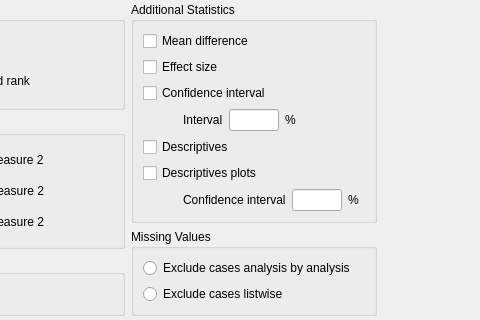
First picture: the form in JASP-Desktop/analysisforms/ttestpairedsamplesform.ui, repository jasp-stats/jasp-desktop, before the edit; both pictures show x 126 to 606 and y 227 to 547 of the 606 by 652 pixel window.
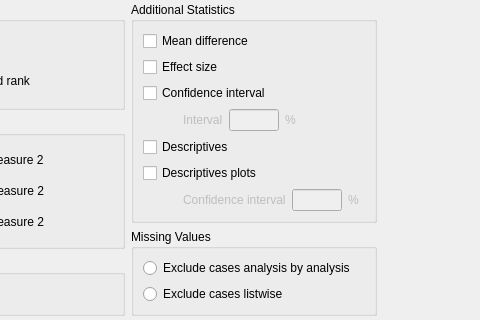
Second picture: the form after the edit. Custom widgets are drawn as their Qt base class.

Patch:
```diff
--- a/JASP-Desktop/analysisforms/ttestpairedsamplesform.ui
+++ b/JASP-Desktop/analysisforms/ttestpairedsamplesform.ui
@@ -247,7 +247,10 @@
           </widget>
          </item>
          <item row="3" column="0">
-          <widget class="QWidget" name="widget_4" native="true">
+          <widget class="QWidget" name="widgetConfidenceIntervalInterval" native="true">
+           <property name="enabled">
+            <bool>false</bool>
+           </property>
            <layout class="QGridLayout" name="gridLayout_8">
             <property name="leftMargin">
              <number>40</number>
@@ -313,7 +316,10 @@
           </widget>
          </item>
          <item row="6" column="0" colspan="2">
-          <widget class="QWidget" name="widget_6" native="true">
+          <widget class="QWidget" name="widgetDescriptivesPlotsConfidenceInterval" native="true">
+           <property name="enabled">
+            <bool>false</bool>
+           </property>
            <layout class="QGridLayout" name="gridLayout_9">
             <property name="leftMargin">
              <number>40</number>
```
Left out of the diff: 35 changed lines with no effect on the pictures.
